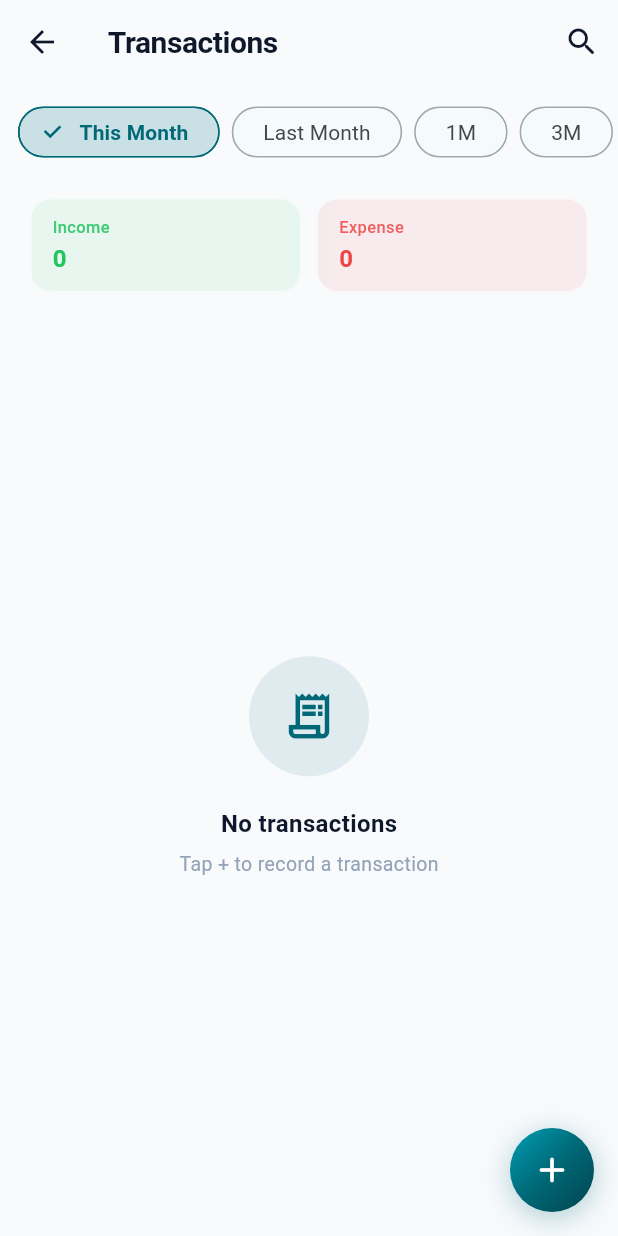
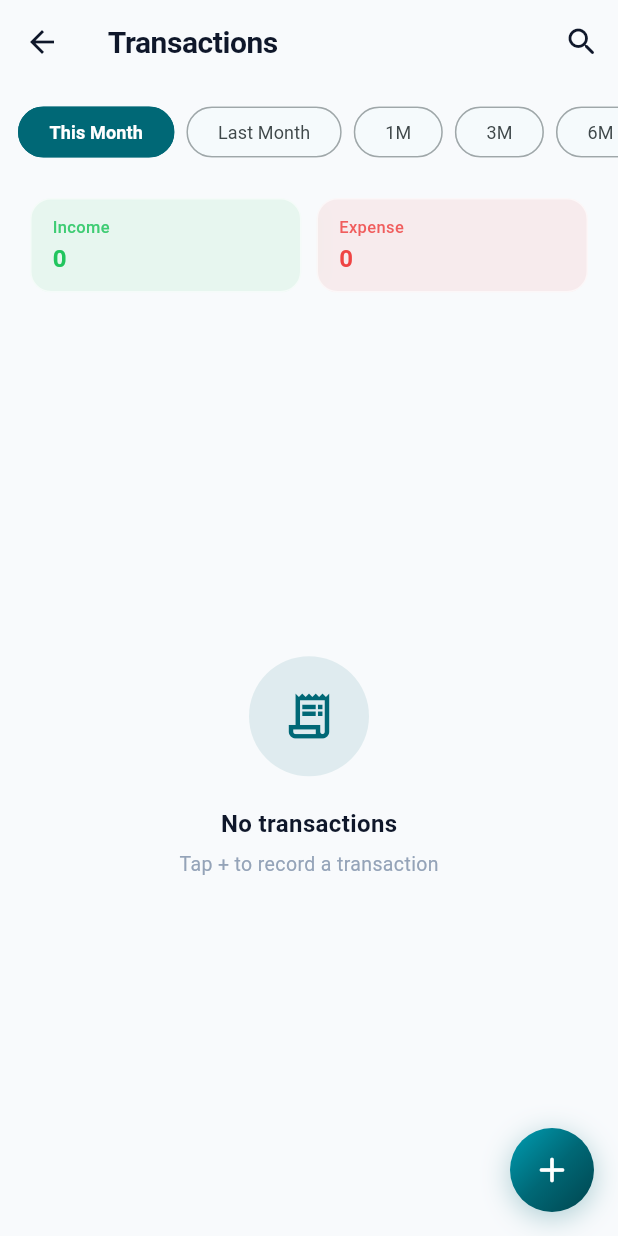
Before and after one commit to dikki-ap/nexflo, a Flutter app: the TransactionListPage screen opened by its route, on a phone screen of 412 x 824 dp. Run offline on Flutter 3.47's test engine with Material 3 defaults, Android fonts, the phone set to English and light mode, and no system bars; our stand-ins replace connectivity_plus, dartz, drift, drift_flutter, equatable, fl_chart and 10 more; missing offline and left inert: extension_google_sign_in_as_googleapis_auth, google_mlkit_text_recognition, googleapis, workmanager; accounts and stored records are empty; generated files the repository leaves out were written again; network calls fail; statements that could not run were skipped.

Commit message:
fix: income wallet label, currency settings rename, goal/debt tile icons, filter chip style

```diff
--- a/lib/app/modules/settings/pages/currency_settings_page.dart
+++ b/lib/app/modules/settings/pages/currency_settings_page.dart
@@ -158,11 +158,11 @@ class _ManualRateSection extends StatelessWidget {
     return Column(
       crossAxisAlignment: CrossAxisAlignment.start,
       children: [
-        _SectionHeader('Manual Rate Override'),
+        _SectionHeader('Custom Exchange Rate'),
         const Padding(
           padding: EdgeInsets.symmetric(horizontal: 16),
           child: Text(
-            'Override a specific exchange rate when offline or for custom rates.',
+            'Set a custom exchange rate when offline or to override live rates.',
             style: TextStyle(fontSize: 13, color: Colors.grey),
           ),
         ),
--- a/lib/app/modules/transaction/widgets/transaction_filter_bar.dart
+++ b/lib/app/modules/transaction/widgets/transaction_filter_bar.dart
@@ -21,11 +21,12 @@ class TransactionFilterBar extends StatelessWidget {
                 child: FilterChip(
                   label: Text(p.label),
                   selected: selected,
-                  selectedColor: scheme.primary.withValues(alpha: 0.18),
-                  checkmarkColor: scheme.primary,
+                  selectedColor: scheme.primary,
+                  showCheckmark: false,
                   labelStyle: TextStyle(
-                    color: selected ? scheme.primary : null,
+                    color: selected ? Colors.white : null,
                     fontWeight: selected ? FontWeight.w600 : FontWeight.w400,
+                    fontSize: 12,
                   ),
                   side: BorderSide(
                     color: selected
```
Also changed, not shown: lib/app/modules/transaction/pages/transaction_form_page.dart (+5 -3 lines), lib/app/modules/transaction/widgets/transaction_tile.dart (+25 -4 lines).
